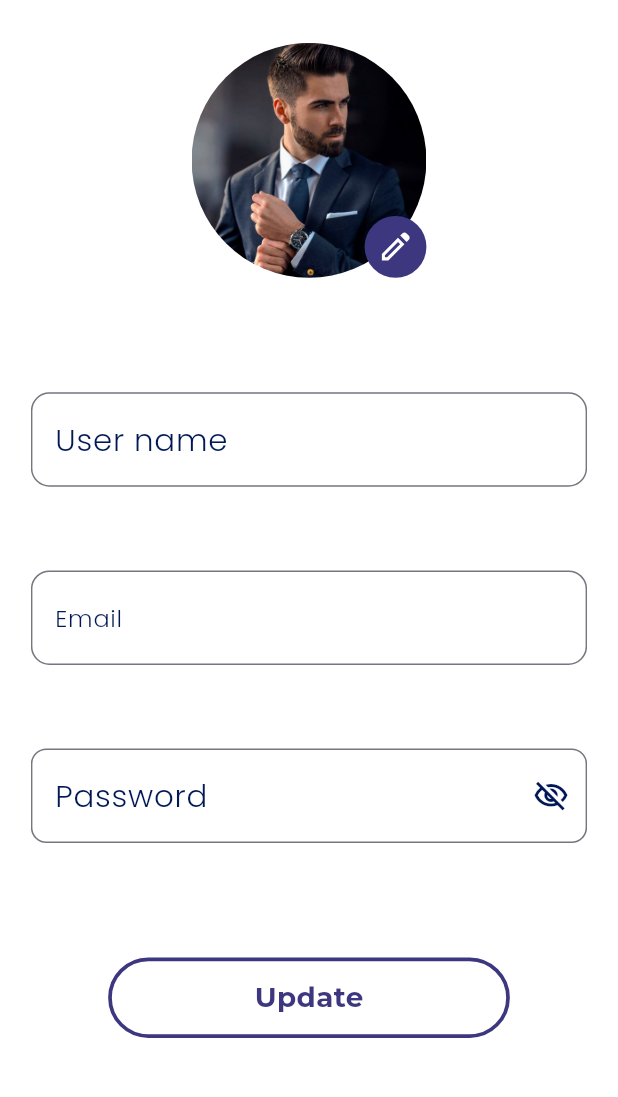
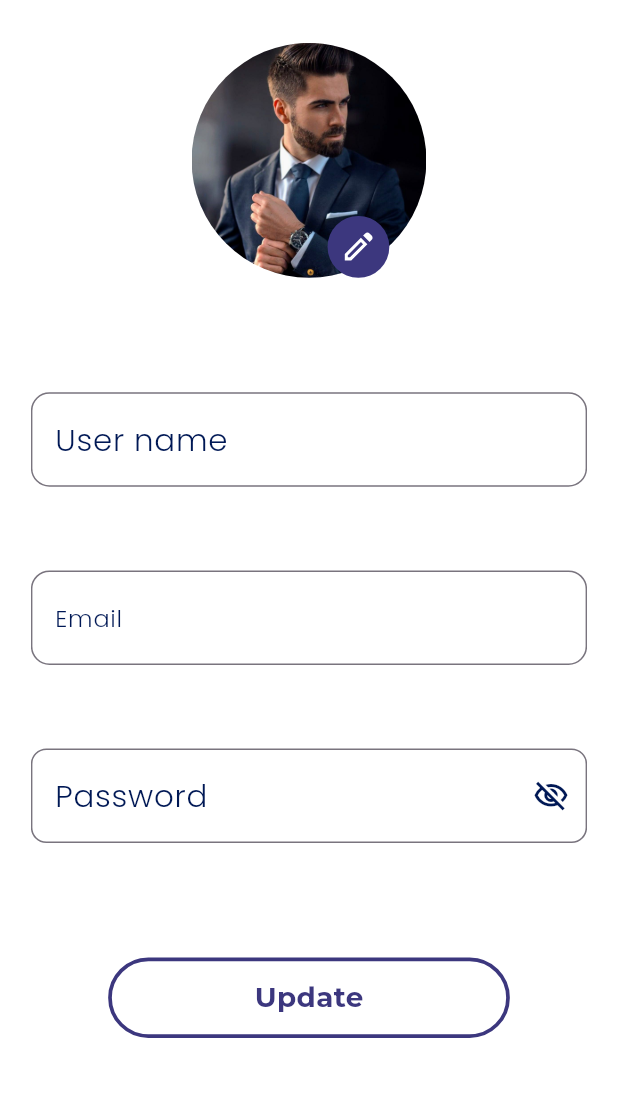
Before and after one commit to Ashik0032/fire_UI, a Flutter app: the profile screen opened directly, on a phone screen of 412 x 824 dp, the part 72-1169 px from its top. Run offline on Flutter 3.47's test engine with Material 3 defaults, Android fonts, the phone set to English and light mode, and no system bars; our stand-ins replace country_code_picker, firebase_core, flutter_svg, google_fonts, image_picker, pinput and 1 more; accounts and stored records are empty; project files that could hold a hidden picture were left out.

Commit message:
change in flow

```diff
--- a/lib/Profile.dart
+++ b/lib/Profile.dart
@@ -80,20 +80,30 @@ class _profileState extends State<profile> {
                 children: [
                   Stack(
                     children: [
-                      CircleAvatar(
+                      file != null
+                          ? Container(
+                        height: width * 0.4,
+                        width: width * 0.4,
+                        decoration: BoxDecoration(
+                            shape: BoxShape.circle,
+                            image: DecorationImage(
+                                image: FileImage(file),
+                                fit: BoxFit.cover)),
+                      )
+                          : CircleAvatar(
                         radius: width * 0.19,
                         backgroundColor: colorPage.secondaryColor,
                         backgroundImage: AssetImage(imagePage.image11),
                         // backgroundColor: colorPage.primaryColor,
                       ),
                       Positioned(
-                        bottom: 0,
-                        right: 0,
+                        top: width * 0.28,
+                        left: width * 0.22,
                         child: InkWell(
                           onTap: () {
                             showCupertinoModalPopup(
                               barrierColor: colorPage.sixColor,
-                              context: context, builder: (context){
+                              context: context, builder: (context) {
                               return CupertinoActionSheet(
                                 actions: [
                                   CupertinoActionSheetAction(
```
Also changed, not shown: lib/signup.dart (+8 -5 lines).
